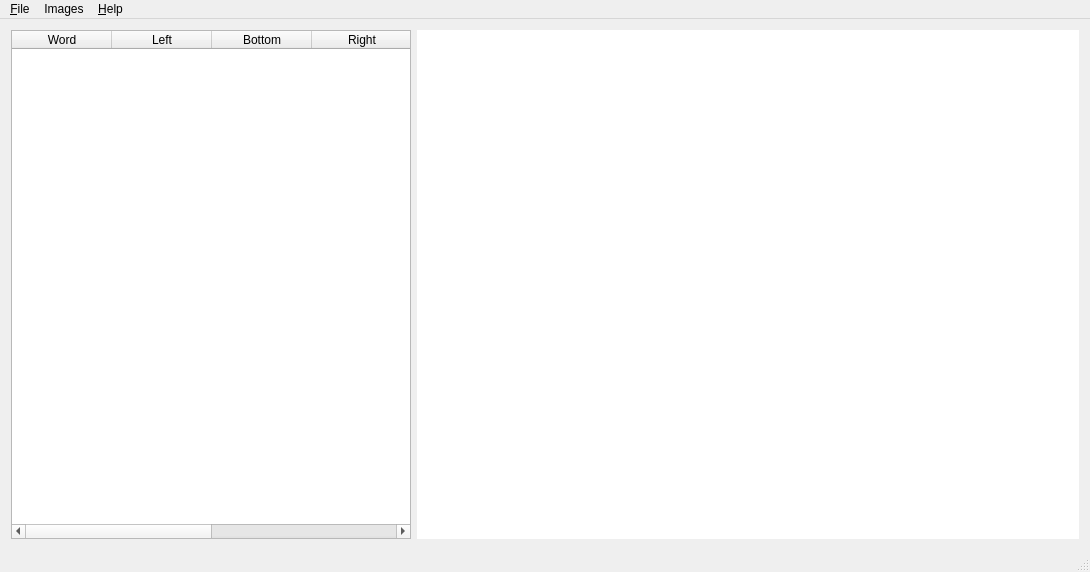
The window that boxeditor.ui (jslhs/boxeditor) describes before a commit, drawn with Qt 5.
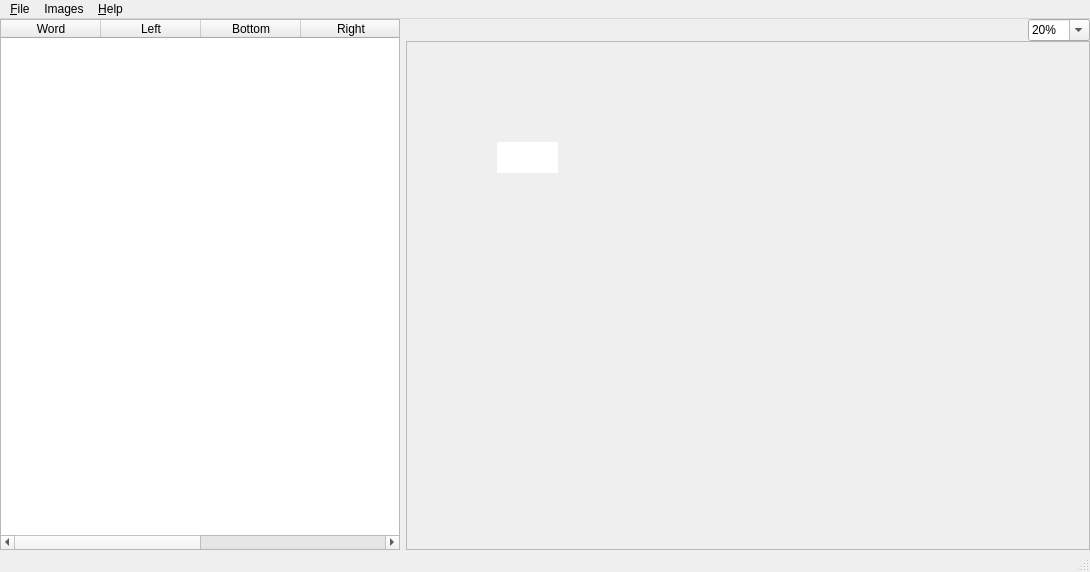
The same window after the commit.

Diff of the .ui file:
```diff
--- a/boxeditor.ui
+++ b/boxeditor.ui
@@ -17,7 +17,22 @@
    <string>boxeditor</string>
   </property>
   <widget class="QWidget" name="centralWidget">
-   <layout class="QHBoxLayout" name="horizontalLayout">
+   <layout class="QHBoxLayout" name="horizontalLayout_2">
+    <property name="spacing">
+     <number>6</number>
+    </property>
+    <property name="leftMargin">
+     <number>0</number>
+    </property>
+    <property name="topMargin">
+     <number>0</number>
+    </property>
+    <property name="rightMargin">
+     <number>0</number>
+    </property>
+    <property name="bottomMargin">
+     <number>0</number>
+    </property>
     <item>
      <widget class="QTableWidget" name="tblWords">
       <property name="minimumSize">
@@ -74,16 +89,170 @@
      </widget>
     </item>
     <item>
-     <widget class="QLabel" name="box">
-      <property name="styleSheet">
-       <string notr="true">background-color: rgb(255, 255, 255);</string>
-      </property>
-      <property name="text">
-       <string/>
-      </property>
-      <property name="alignment">
-       <set>Qt::AlignCenter</set>
-      </property>
+     <widget class="QWidget" name="widget" native="true">
+      <layout class="QVBoxLayout" name="verticalLayout">
+       <property name="spacing">
+        <number>0</number>
+       </property>
+       <property name="leftMargin">
+        <number>0</number>
+       </property>
+       <property name="topMargin">
+        <number>0</number>
+       </property>
+       <property name="rightMargin">
+        <number>0</number>
+       </property>
+       <property name="bottomMargin">
+        <number>0</number>
+       </property>
+       <item>
+        <widget class="QWidget" name="widget_2" native="true">
+         <property name="maximumSize">
+          <size>
+           <width>16777215</width>
+           <height>25</height>
+          </size>
+         </property>
+         <layout class="QHBoxLayout" name="horizontalLayout">
+          <property name="spacing">
+           <number>0</number>
+          </property>
+          <property name="leftMargin">
+           <number>0</number>
+          </property>
+          <property name="topMargin">
+           <number>0</number>
+          </property>
+          <property name="rightMargin">
+           <number>0</number>
+          </property>
+          <property name="bottomMargin">
+           <number>0</number>
+          </property>
+          <item>
+           <spacer name="horizontalSpacer">
+            <property name="orientation">
+             <enum>Qt::Horizontal</enum>
+            </property>
+            <property name="sizeHint" stdset="0">
+             <size>
+              <width>40</width>
+              <height>20</height>
+             </size>
+            </property>
+           </spacer>
+          </item>
+          <item>
+           <widget class="QComboBox" name="zoom">
+            <property name="editable">
+             <bool>true</bool>
+            </property>
+            <property name="currentText">
+             <string>100%</string>
+            </property>
+            <item>
+             <property name="text">
+              <string>20%</string>
+             </property>
+            </item>
+            <item>
+             <property name="text">
+              <string>50%</string>
+             </property>
+            </item>
+            <item>
+             <property name="text">
+              <string>75%</string>
+             </property>
+            </item>
+            <item>
+             <property name="text">
+              <string>100%</string>
+             </property>
+            </item>
+            <item>
+             <property name="text">
+              <string>150%</string>
+             </property>
+            </item>
+            <item>
+             <property name="text">
+              <string>200%</string>
+             </property>
+            </item>
+            <item>
+             <property name="text">
+              <string>300%</string>
+             </property>
+            </item>
+            <item>
+             <property name="text">
+              <string>400%</string>
+             </property>
+            </item>
+            <item>
+             <property name="text">
+              <string>500%</string>
+             </property>
+            </item>
+            <item>
+             <property name="text">
+              <string>600%</string>
+             </property>
+            </item>
+            <item>
+             <property name="text">
+              <string>700%</string>
+             </property>
+            </item>
+            <item>
+             <property name="text">
+              <string>800%</string>
+             </property>
+            </item>
+           </widget>
+          </item>
+         </layout>
+        </widget>
+       </item>
+       <item>
+        <widget class="QScrollArea" name="img_view">
+         <property name="widgetResizable">
+          <bool>true</bool>
+         </property>
+         <widget class="QWidget" name="scrollAreaWidgetContents">
+          <property name="geometry">
+           <rect>
+            <x>0</x>
+            <y>0</y>
+            <width>682</width>
+            <height>509</height>
+           </rect>
+          </property>
+          <widget class="QLabel" name="box">
+           <property name="geometry">
+            <rect>
+             <x>90</x>
+             <y>100</y>
+             <width>61</width>
+             <height>31</height>
+            </rect>
+           </property>
+           <property name="styleSheet">
+            <string notr="true">background-color: rgb(255, 255, 255);</string>
+           </property>
+           <property name="text">
+            <string/>
+           </property>
+           <property name="alignment">
+            <set>Qt::AlignCenter</set>
+           </property>
+          </widget>
+         </widget>
+        </widget>
+       </item>
+      </layout>
      </widget>
     </item>
    </layout>
```
